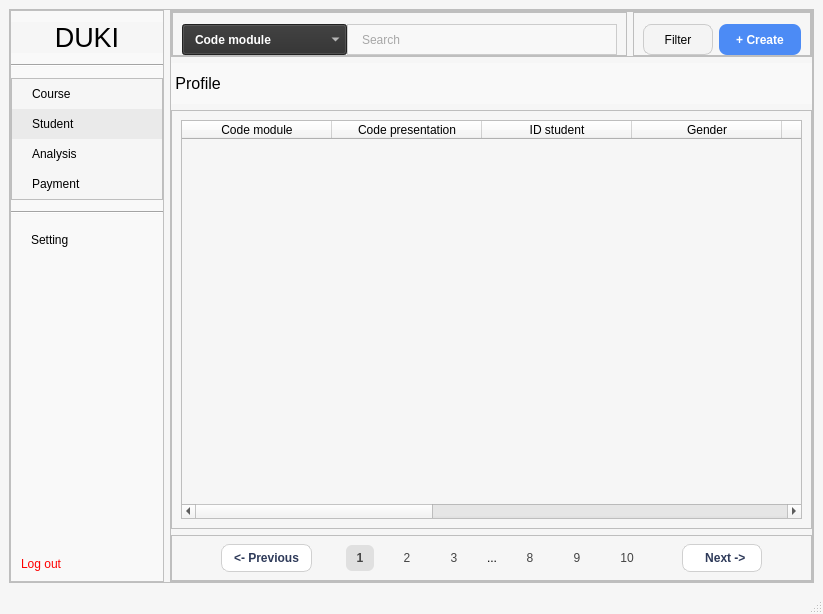
This is ui/student.ui in Khiem2112/course-management-ml as Qt 5 draws it before an edit. The edited form follows.
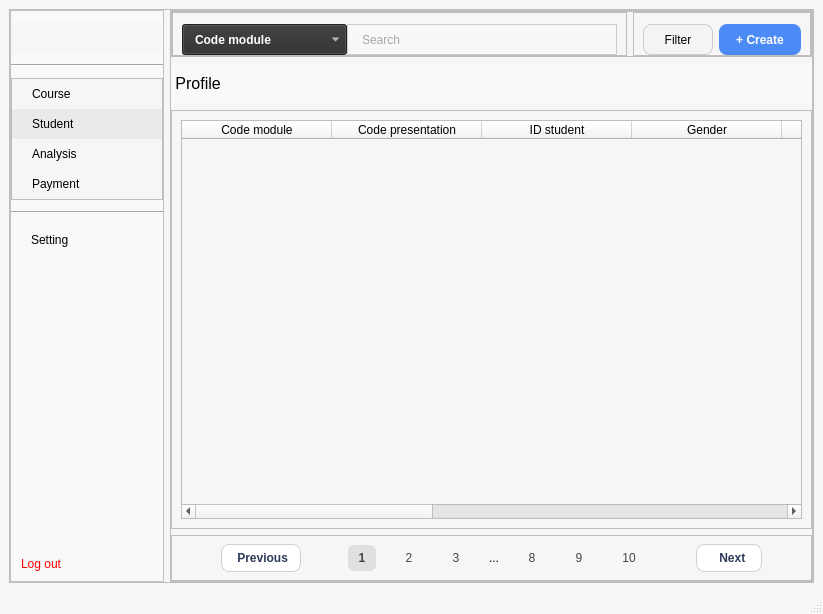
This is the edited form. Icons and pictures are not drawn.

What changed in the file:
```diff
--- a/ui/student.ui
+++ b/ui/student.ui
@@ -208,6 +208,12 @@
               <verstretch>0</verstretch>
              </sizepolicy>
             </property>
+            <property name="maximumSize">
+             <size>
+              <width>150</width>
+              <height>60</height>
+             </size>
+            </property>
             <property name="font">
              <font>
               <pointsize>20</pointsize>
@@ -217,7 +223,13 @@
              <string notr="true"/>
             </property>
             <property name="text">
-             <string>DUKI</string>
+             <string/>
+            </property>
+            <property name="pixmap">
+             <pixmap>../media/images/Logo DUKI.png</pixmap>
+            </property>
+            <property name="scaledContents">
+             <bool>true</bool>
             </property>
             <property name="alignment">
              <set>Qt::AlignCenter</set>
@@ -793,7 +805,11 @@
                 </sizepolicy>
                </property>
                <property name="text">
-                <string>&lt;- Previous</string>
+                <string> Previous</string>
+               </property>
+               <property name="icon">
+                <iconset>
+                 <normaloff>../media/images/icons/Course/le-Photoroom.png</normaloff>../media/images/icons/Course/le-Photoroom.png</iconset>
                </property>
               </widget>
              </item>
@@ -988,8 +1004,15 @@
                  <verstretch>0</verstretch>
                 </sizepolicy>
                </property>
+               <property name="layoutDirection">
+                <enum>Qt::RightToLeft</enum>
+               </property>
                <property name="text">
-                <string>   Next -&gt; </string>
+                <string>   Next </string>
+               </property>
+               <property name="icon">
+                <iconset>
+                 <normaloff>../media/images/icons/Course/ri-Photoroom.png</normaloff>../media/images/icons/Course/ri-Photoroom.png</iconset>
                </property>
               </widget>
              </item>
```
